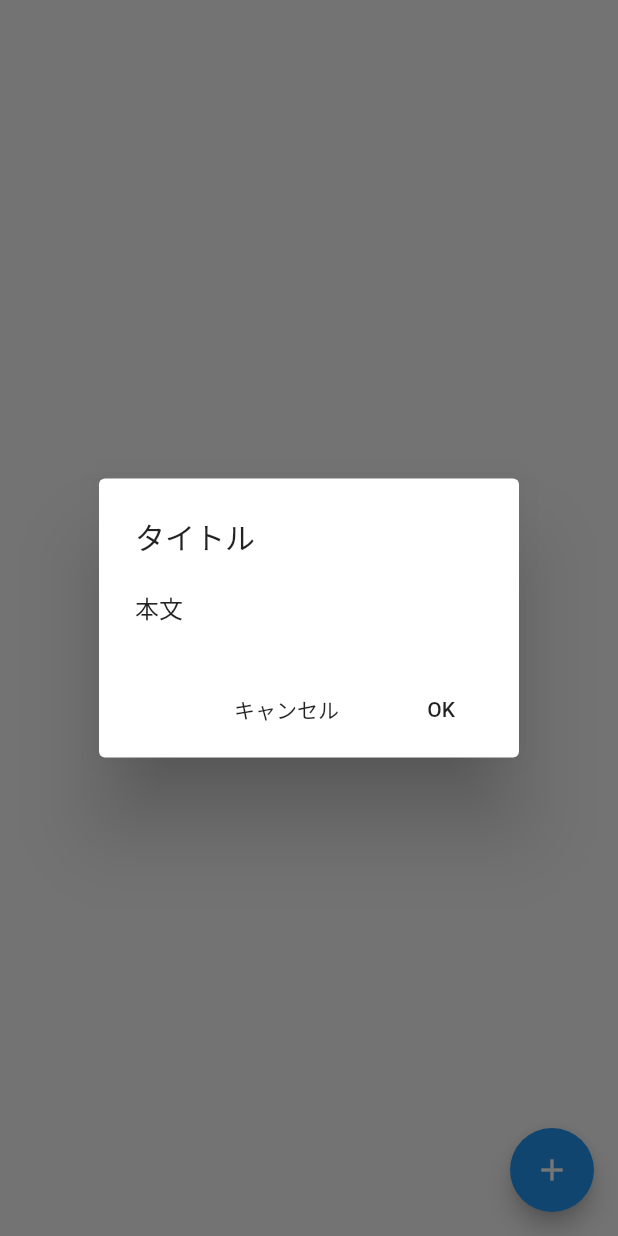
After one commit to otoufu-kun/task_app, a Flutter app: the TaskPage screen opened directly, after a tap on the "add" icon, on a phone screen of 412 x 824 dp. The commit adds this screen. Run offline on Flutter 3.47's test engine with Material 2 defaults, Android fonts, the phone set to English and light mode, and no system bars; our stand-ins replace cloud_firestore, firebase_auth, firebase_core, google_sign_in; accounts and stored records are empty; network calls fail.

Commit message:
Task機能

```diff
--- a/lib/main.dart
+++ b/lib/main.dart
@@ -9,7 +9,7 @@ class MyApp extends StatelessWidget {
     return MaterialApp(
       debugShowCheckedModeBanner: false,
       title: 'タスクアプリ',
-      home: LoginPage(),
+      home: LoginPage()
     );
   }
 }
--- a/lib/model/login_model.dart
+++ b/lib/model/login_model.dart
@@ -11,7 +11,6 @@ String imageUrl;
 
 Future<String> signInWithGoogle() async {
   await Firebase.initializeApp();
-
   final GoogleSignInAccount googleSignInAccount = await googleSignIn.signIn();
   final GoogleSignInAuthentication googleSignInAuthentication = await googleSignInAccount.authentication;
 
--- a/lib/model/task_model.dart
+++ b/lib/model/task_model.dart
@@ -0,0 +1,16 @@
+import 'package:cloud_firestore/cloud_firestore.dart';
+import 'package:firebase_core/firebase_core.dart';
+import 'package:flutter/material.dart';
+import 'package:task_app/ui/parts/task.dart';
+
+class TaskModel extends ChangeNotifier{
+  List<Task> taskList = [];
+
+  Future getTaskList() async {
+    final snapshot = await FirebaseFirestore.instance.collection('taskList').get();
+    final docs = snapshot.docs;
+    final taskList = docs.map((doc) => Task(doc)).toList();
+    this.taskList = taskList;
+    notifyListeners();
+  }
+}
--- a/lib/ui/parts/icon_button.dart
+++ b/lib/ui/parts/icon_button.dart
@@ -3,7 +3,7 @@ import 'package:task_app/model/login_model.dart';
 
 
 Widget ProfileIconButton() {
-  const iconSize = 32.0;
+  const iconSize = 40.0;
   return IconButton(
     icon: imageUrl == null
         ? Icon(
@@ -14,7 +14,6 @@ Widget ProfileIconButton() {
             backgroundImage: NetworkImage(imageUrl),
             backgroundColor: Colors.transparent,
             radius: iconSize / 2,
-        ),
-    onPressed: (){},
+        ), onPressed: () {},
   );
 }
--- a/lib/ui/parts/task.dart
+++ b/lib/ui/parts/task.dart
@@ -0,0 +1,15 @@
+import 'package:cloud_firestore/cloud_firestore.dart';
+
+
+class Task {
+  Task(DocumentSnapshot doc) {
+    this.title = doc.data()['title'];
+    this.description = doc.data()['description'];
+    final Timestamp timestamp = doc.data()['createdAt'];
+    this.createdAt = timestamp.toDate();
+  }
+
+  String title;
+  String description;
+  DateTime createdAt;
+}
--- /dev/null
+++ b/lib/ui/task_page.dart
@@ -0,0 +1,53 @@
+import 'package:flutter/material.dart';
+import 'package:provider/provider.dart';
+import 'package:task_app/model/task_model.dart';
+
+void Load() {
+  runApp(TaskPage());
+}
+
+class TaskPage extends StatelessWidget {
+  @override
+  Widget build(BuildContext context) {
+    return ChangeNotifierProvider<TaskModel>(
+      create: (_) => TaskModel()..getTaskList(),
+      child: Scaffold(
+        body: Consumer<TaskModel>(builder: (context, model, child) {
+          final taskList = model.taskList;
+          return ListView(
+            children: taskList
+                .map(
+                  (task) => ListTile(
+                      title: Text(task.title),
+                  ),
+            ).toList(),
+          );
+        }),
+        floatingActionButton: FloatingActionButton(
+          onPressed: (){
+            showDialog(
+              context: context,
+              barrierDismissible: false, // dialog is dismissible with a tap on the barrier
+              builder: (BuildContext context) => new AlertDialog(
+                title: new Text("タイトル"),
+                content: new Text("本文"),
+                // ボタンの配置
+                actions: <Widget>[
+                  new FlatButton(
+                      child: const Text('キャンセル'),
+                      onPressed: () => Navigator.pop(context),
+                      ),
+                  new FlatButton(
+                      child: const Text('OK'),
+                      onPressed: () => Navigator.pop(context),
+                      )
+                ],
+              ),
+            );
+          },
+          child: Icon(Icons.add),
+        ),
+      ),
+    );
+  }
+}
--- a/pubspec.yaml
+++ b/pubspec.yaml
@@ -16,8 +16,8 @@ dependencies:
   googleapis: ^0.56.1
   firebase_core: ^0.5.0+1
   firebase_auth: ^0.18.0+1
+  cloud_firestore: ^0.14.2
   google_sign_in: ^4.5.3
-  flutter_signin_button: ^1.1.0
 
 dev_dependencies:
   flutter_test:
@@ -26,3 +26,6 @@ dev_dependencies:
 flutter:
 
   uses-material-design: true
+
+  assets:
+    - assets/google_logo.png
```
Also changed, not shown: lib/ui/home.dart (deleted, +0 -16 lines), lib/ui/main_navigation.dart (+7 -7 lines), lib/ui/parts/profile.dart (renamed from lib/ui/parts/signin_first.dart, +6 -7 lines), pubspec.lock.
